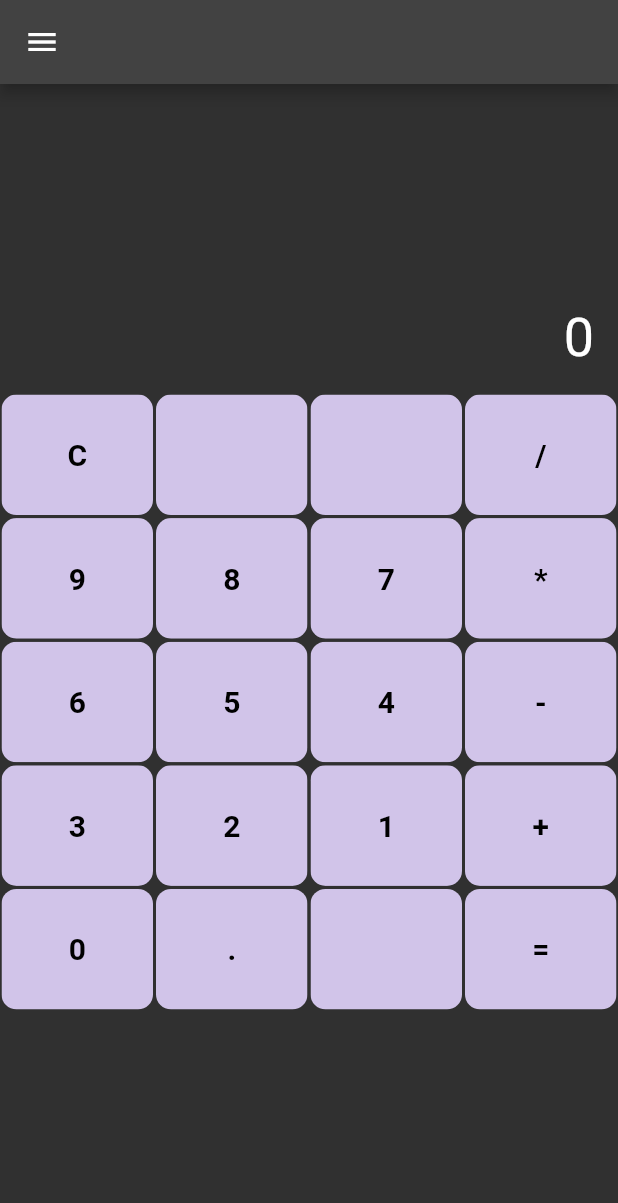
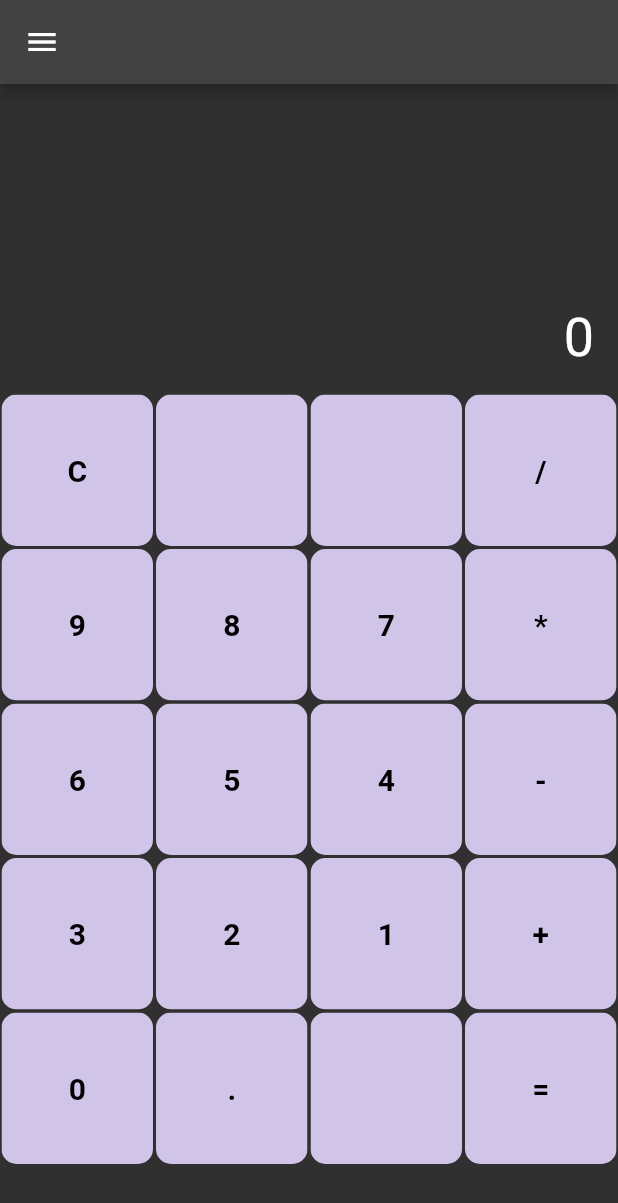
Before and after one commit to jibunorp2/ASE456-Group-Project, a Flutter app: the screen it shows after launch, on a phone screen of 412 x 824 dp. Shown: the top 1203 px of the screen. Run offline on Flutter 3.47's test engine with Material 2 defaults, Android fonts, the phone set to English and light mode, and no system bars.

Commit message:
fixed spacing and added button class

```diff
--- a/lib/screens/simple.dart
+++ b/lib/screens/simple.dart
@@ -132,26 +132,27 @@ class _Simple extends State<Simple> {
             style: TextStyle(fontSize: 36),
           ),
         ),
-        Container(
-            height: height / 2,
+        Expanded(
           child: GridView.builder(
             itemCount: buttons.length,
             physics: NeverScrollableScrollPhysics(),
             gridDelegate: SliverGridDelegateWithFixedCrossAxisCount(
               crossAxisCount: 4,
               childAspectRatio:
-                      ((width / 4) / ((height / 2) / (buttons.length / 4))),
+                  (width / height * 2),
             ),
             itemBuilder: (context, index) {
               return MyButton(
-                    child: buttons[index],
+                text: buttons[index],
                 buttonColor: Colors.deepPurple[100],
                 textColor: Colors.black,
                 function: () {
                   handleClick(buttons[index]);
                 },
               );
-                })),
+            }
+          )
+        )
       ],
     );
   }
--- a/lib/ui_elements/button.dart
+++ b/lib/ui_elements/button.dart
@@ -3,13 +3,13 @@ import 'package:flutter/material.dart';
 class MyButton extends StatelessWidget {
   const MyButton(
       {Key? key,
-      required this.child,
+      required this.text,
       required this.buttonColor,
       required this.textColor,
       required this.function})
       : super(key: key);
 
-  final String child;
+  final String text;
   final buttonColor, textColor, function;
 
   @override
@@ -25,7 +25,7 @@ class MyButton extends StatelessWidget {
               width: 10,
               color: buttonColor,
               child: Center(
-                child: Text(child,
+                child: Text(text,
                     style: TextStyle(
                         fontWeight: FontWeight.bold,
                         color: textColor,
```
Also changed, not shown: 1 other file. Lines whose indentation alone changed are shown as unchanged.
